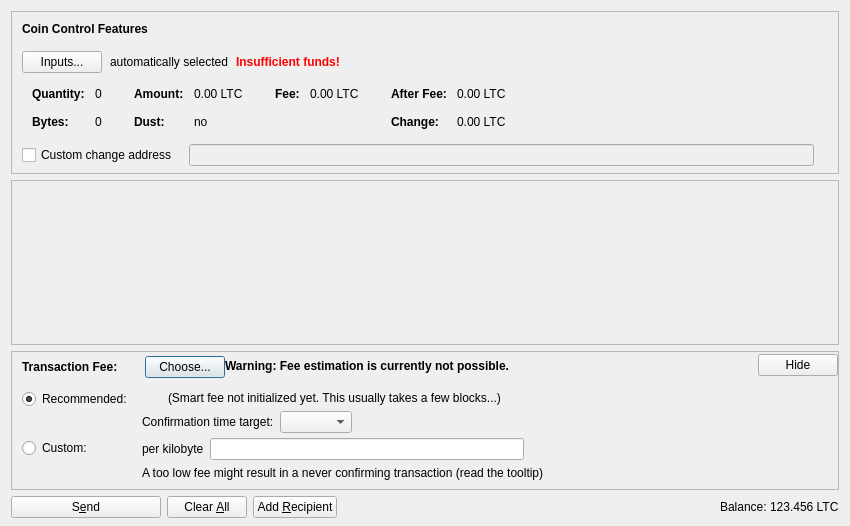
Old version of the form src/qt/forms/sendcoinsdialog.ui in the repository sys-256/sircoin.
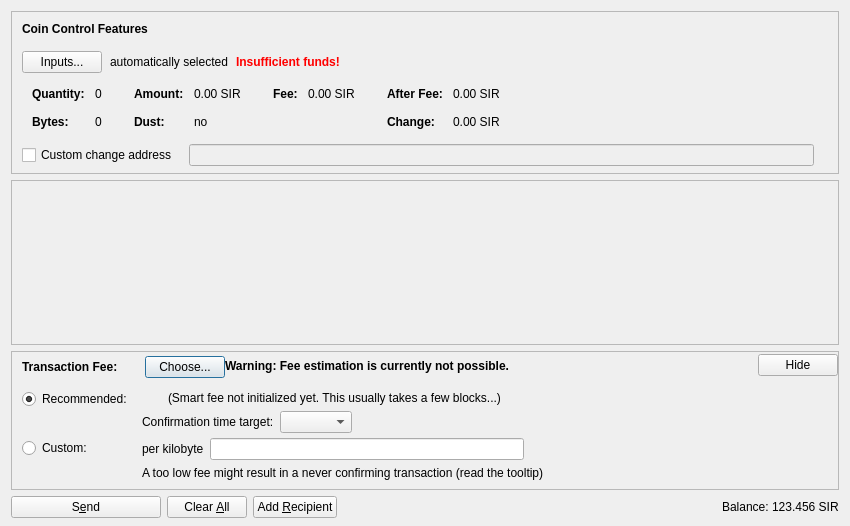
New version of the form. Icons and pictures are not drawn. Custom widgets are drawn as their Qt base class.

Patch:
```diff
--- a/src/qt/forms/sendcoinsdialog.ui
+++ b/src/qt/forms/sendcoinsdialog.ui
@@ -324,7 +324,7 @@
                   <enum>Qt::ActionsContextMenu</enum>
                  </property>
                  <property name="text">
-                  <string notr="true">0.00 LTC</string>
+                  <string notr="true">0.00 SIR</string>
                  </property>
                  <property name="textInteractionFlags">
                   <set>Qt::LinksAccessibleByMouse|Qt::TextSelectableByKeyboard|Qt::TextSelectableByMouse</set>
@@ -404,7 +404,7 @@
                   <enum>Qt::ActionsContextMenu</enum>
                  </property>
                  <property name="text">
-                  <string notr="true">0.00 LTC</string>
+                  <string notr="true">0.00 SIR</string>
                  </property>
                  <property name="textInteractionFlags">
                   <set>Qt::LinksAccessibleByMouse|Qt::TextSelectableByKeyboard|Qt::TextSelectableByMouse</set>
@@ -455,7 +455,7 @@
                   <enum>Qt::ActionsContextMenu</enum>
                  </property>
                  <property name="text">
-                  <string notr="true">0.00 LTC</string>
+                  <string notr="true">0.00 SIR</string>
                  </property>
                  <property name="textInteractionFlags">
                   <set>Qt::LinksAccessibleByMouse|Qt::TextSelectableByKeyboard|Qt::TextSelectableByMouse</set>
@@ -484,7 +484,7 @@
                   <enum>Qt::ActionsContextMenu</enum>
                  </property>
                  <property name="text">
-                  <string notr="true">0.00 LTC</string>
+                  <string notr="true">0.00 SIR</string>
                  </property>
                  <property name="textInteractionFlags">
                   <set>Qt::LinksAccessibleByMouse|Qt::TextSelectableByKeyboard|Qt::TextSelectableByMouse</set>
@@ -1204,7 +1204,7 @@
           <cursorShape>IBeamCursor</cursorShape>
          </property>
          <property name="text">
-          <string notr="true">123.456 LTC</string>
+          <string notr="true">123.456 SIR</string>
          </property>
          <property name="textInteractionFlags">
           <set>Qt::LinksAccessibleByMouse|Qt::TextSelectableByKeyboard|Qt::TextSelectableByMouse</set>
```
Left out of the diff: 2 changed lines with no effect on the pictures.
